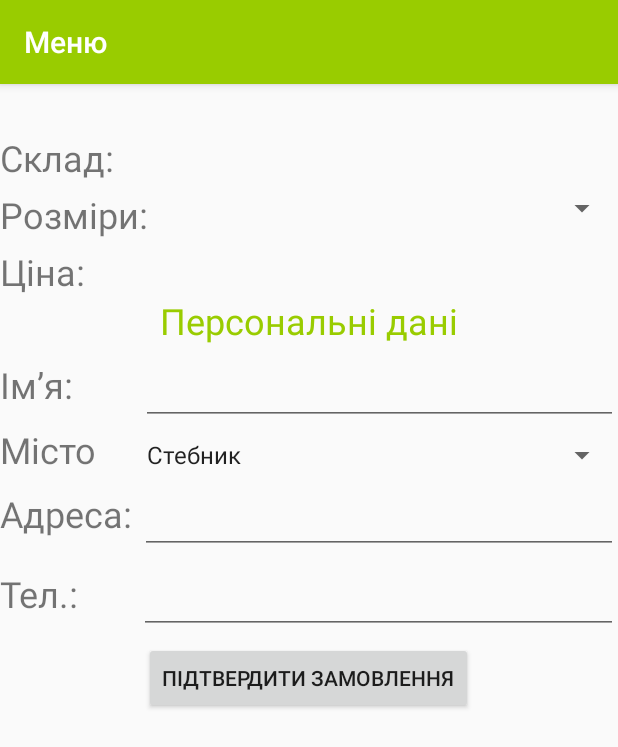
After one commit to andriy98/EasyPizza, an Android app: the fragment Order_fragment placed in its activity, on a phone screen of 412 x 824 dp. The commit adds this screen. Shown: the top 747 px of the screen. Run offline under Robolectric (Android 15) with nearby library versions, the phone set to English and light mode, and no system bars; our stand-ins replace Firebase (no records; nobody signed in at launch, a user with empty details on screens opened directly), Picasso; 6 statements that could not run were skipped.

Commit message:
Add Order_fragment to application, modified many files

```diff
--- a/app/src/main/AndroidManifest.xml
+++ b/app/src/main/AndroidManifest.xml
@@ -9,7 +9,7 @@
         android:roundIcon="@mipmap/ic_launcher_round"
         android:supportsRtl="true"
         android:theme="@style/AppTheme">
-        <activity android:name=".ListTasks">
+        <activity android:name=".MainActivity">
             <intent-filter>
                 <action android:name="android.intent.action.MAIN" />
 
--- a/app/src/main/java/com/example/andrii/myapplication/CustomListAdapter.java
+++ b/app/src/main/java/com/example/andrii/myapplication/CustomListAdapter.java
@@ -15,11 +15,14 @@ import java.util.ArrayList;
 public class CustomListAdapter extends ArrayAdapter {
     private Context context;
     private Details_fragment details_fragment;
+    private Order_fragment order_fragment;
     private final ArrayList arrayList;
     private final ArrayList arrauSize;
     private final ArrayList arrayPrice;
     private final ArrayList arrayPhoto;
     private final ArrayList arrayDesc;
+    private  FragmentTransaction fragmentTransaction;
+    private Bundle bundle;
 
 
     public CustomListAdapter(Context context, ArrayList arrayDesc , ArrayList arrayList, ArrayList arrauSize, ArrayList arrayPrice, ArrayList arrayPhoto) {
@@ -36,12 +39,30 @@ public class CustomListAdapter extends ArrayAdapter {
         LayoutInflater inflater=(LayoutInflater)context.getSystemService(Context.LAYOUT_INFLATER_SERVICE);
         View rowView=inflater.inflate(R.layout.mylist, null,true);
         details_fragment = new Details_fragment();
+        order_fragment = new Order_fragment();
         Button but_details = (Button) rowView.findViewById(R.id.button8);
+        Button but_order = (Button) rowView.findViewById(R.id.button7);
+        but_order.setOnClickListener(new View.OnClickListener() {
+            @Override
+            public void onClick(View view) {
+                fragmentTransaction = ((MainActivity)context).getSupportFragmentManager().beginTransaction();
+                bundle = new Bundle();
+                bundle.putString("Desc", String.valueOf(arrayDesc.get(position)));
+                bundle.putString("Size", String.valueOf(arrauSize.get(position)));
+                bundle.putString("Photo", String.valueOf(arrayPhoto.get(position)));
+                bundle.putString("Name", String.valueOf(arrayList.get(position)));
+                bundle.putString("Price", String.valueOf(arrayPrice.get(position)));
+                order_fragment.setArguments(bundle);
+                fragmentTransaction.replace(R.id.container, order_fragment).commit();
+                fragmentTransaction.addToBackStack(null);
+            }
+        });
+
         but_details.setOnClickListener(new View.OnClickListener() {
             @Override
             public void onClick(View view) {
-                FragmentTransaction fragmentTransaction = ((ListTasks)context).getSupportFragmentManager().beginTransaction();
-                Bundle bundle = new Bundle();
+                fragmentTransaction = ((MainActivity)context).getSupportFragmentManager().beginTransaction();
+                bundle = new Bundle();
                 bundle.putString("Desc", String.valueOf(arrayDesc.get(position)));
                 bundle.putString("Size", String.valueOf(arrauSize.get(position)));
                 bundle.putString("Photo", String.valueOf(arrayPhoto.get(position)));
--- a/app/src/main/java/com/example/andrii/myapplication/Details_fragment.java
+++ b/app/src/main/java/com/example/andrii/myapplication/Details_fragment.java
@@ -23,7 +23,7 @@ public class Details_fragment extends Fragment {
     public View onCreateView(LayoutInflater inflater, @Nullable ViewGroup container, @Nullable Bundle savedInstanceState) {
         view = inflater.inflate(LAYOUT, container, false);
         TextView textDesc = (TextView) view.findViewById(R.id.text_desc1);
-        TextView textSize = (TextView) view.findViewById(R.id.text_size1);
+        TextView textSize = (TextView) view.findViewById(R.id.spinner_size);
         TextView textPrice = (TextView) view.findViewById(R.id.text_pr);
         TextView textName = (TextView) view.findViewById(R.id.item);
 
--- a/app/src/main/java/com/example/andrii/myapplication/ListTasks.java
+++ b/app/src/main/java/com/example/andrii/myapplication/MainActivity.java
@@ -5,7 +5,7 @@ import android.support.v7.app.AppCompatActivity;
 import android.os.Bundle;
 
 
-public class ListTasks extends AppCompatActivity {
+public class MainActivity extends AppCompatActivity {
     private Main_fragment main_fragment;
 
     @Override
--- /dev/null
+++ b/app/src/main/java/com/example/andrii/myapplication/Order_fragment.java
@@ -0,0 +1,75 @@
+package com.example.andrii.myapplication;
+
+import android.os.Bundle;
+import android.support.annotation.Nullable;
+import android.support.v4.app.Fragment;
+import android.view.LayoutInflater;
+import android.view.View;
+import android.view.ViewGroup;
+import android.widget.AdapterView;
+import android.widget.ArrayAdapter;
+import android.widget.ImageView;
+import android.widget.Spinner;
+import android.widget.TextView;
+import android.widget.AdapterView.OnItemSelectedListener;
+import com.squareup.picasso.Picasso;
+
+import java.util.ArrayList;
+
+public class Order_fragment extends Fragment {
+    private static final int LAYOUT = R.layout.order;
+    private View view;
+    private ArrayAdapter<String> adapter;
+    private ArrayAdapter<String> adapter_city;
+    private String [] sizes;
+    private String [] prices;
+    private String [] cities = {"Стебник", "Трускавець", "Дрогобич"};
+
+    @Nullable
+    @Override
+    public View onCreateView(LayoutInflater inflater, @Nullable ViewGroup container, @Nullable Bundle savedInstanceState) {
+        view = inflater.inflate(LAYOUT, container, false);
+        TextView textDesc = (TextView) view.findViewById(R.id.text_desc1);
+        Spinner spinner_size = (Spinner) view.findViewById(R.id.spinner_size);
+        Spinner spinner_city = (Spinner) view.findViewById(R.id.spinner_city);
+        final TextView textPrice = (TextView) view.findViewById(R.id.text_pr);
+        TextView textName = (TextView) view.findViewById(R.id.item);
+
+        ImageView imageView = (ImageView) view.findViewById(R.id.image_photo);
+        final Bundle bundle = getArguments();
+        sizes = bundle.getString("Size").split("/");
+        prices = bundle.getString("Price").split("/");
+        adapter = new ArrayAdapter<String>(getActivity(), android.R.layout.simple_spinner_item, sizes);
+        adapter_city = new ArrayAdapter<String>(getActivity(), android.R.layout.simple_spinner_item, cities);
+
+
+        Picasso.with(getContext())
+                .load(bundle.getString("Photo"))
+                .into(imageView);
+
+
+
+        textDesc.setText(bundle.getString("Desc"));
+        spinner_city.setAdapter(adapter_city);
+        spinner_size.setAdapter(adapter);
+        spinner_size.setOnItemSelectedListener(new OnItemSelectedListener() {
+            @Override
+            public void onItemSelected(AdapterView<?> adapterView, View view, int i, long l) {
+                textPrice.setText(prices[i]);
+            }
+
+            @Override
+            public void onNothingSelected(AdapterView<?> adapterView) {
+
+            }
+        });
+
+
+        textName.setText(bundle.getString("Name"));
+
+
+
+
+        return view;
+    }
+}
--- a/app/src/main/res/layout/details.xml
+++ b/app/src/main/res/layout/details.xml
@@ -1,9 +1,13 @@
 <?xml version="1.0" encoding="utf-8"?>
+<ScrollView android:layout_height="match_parent"
+    xmlns:android="http://schemas.android.com/apk/res/android"
+    android:layout_width="match_parent"
+
+    >
 <LinearLayout xmlns:app="http://schemas.android.com/apk/res-auto"
     android:layout_height="match_parent"
     android:orientation="vertical"
     xmlns:android="http://schemas.android.com/apk/res/android" android:layout_width="match_parent">
-
 
     <RelativeLayout
         android:layout_width="match_parent"
@@ -60,7 +64,7 @@
         android:textSize="24sp" />
 
     <TextView
-        android:id="@+id/text_size1"
+        android:id="@+id/spinner_size"
         android:layout_width="wrap_content"
         android:layout_height="wrap_content"
         android:layout_marginLeft="5dp"
@@ -114,3 +118,4 @@
         />
 </RelativeLayout>
 </LinearLayout>
+    </ScrollView>
--- a/app/src/main/res/layout/list_tasks.xml
+++ b/app/src/main/res/layout/list_tasks.xml
@@ -4,7 +4,7 @@
     xmlns:tools="http://schemas.android.com/tools"
     android:layout_width="match_parent"
     android:layout_height="match_parent"
-    tools:context="com.example.andrii.myapplication.ListTasks">
+    tools:context="com.example.andrii.myapplication.MainActivity">
     <ListView
         android:id="@+id/discr_for_task"
         android:layout_width="wrap_content"
--- /dev/null
+++ b/app/src/main/res/layout/order.xml
@@ -0,0 +1,218 @@
+<?xml version="1.0" encoding="utf-8"?>
+<ScrollView android:layout_height="match_parent"
+    xmlns:android="http://schemas.android.com/apk/res/android"
+    android:layout_width="match_parent"
+    xmlns:tools="http://schemas.android.com/tools"
+
+    >
+    <LinearLayout xmlns:app="http://schemas.android.com/apk/res-auto"
+        android:layout_height="match_parent"
+        android:orientation="vertical"
+        xmlns:android="http://schemas.android.com/apk/res/android" android:layout_width="match_parent">
+
+        <RelativeLayout
+            android:layout_width="match_parent"
+            android:layout_height="wrap_content">
+
+            <TextView
+                android:id="@+id/item"
+                android:layout_width="wrap_content"
+                android:layout_height="wrap_content"
+                android:layout_centerHorizontal="true"
+                android:textColor="@android:color/holo_green_light"
+                android:textSize="24sp" />
+
+        </RelativeLayout>
+
+        <ImageView
+            android:id="@+id/image_photo"
+            android:layout_width="match_parent"
+            android:layout_height="wrap_content"
+            android:scaleType="fitXY" />
+
+        <LinearLayout
+            android:layout_width="match_parent"
+            android:layout_height="wrap_content"
+            android:orientation="horizontal"
+            >
+
+            <TextView
+                android:id="@+id/text_descr"
+                android:layout_width="wrap_content"
+                android:layout_height="wrap_content"
+                android:text="Склад:"
+                android:textSize="24sp" />
+
+            <TextView
+                android:id="@+id/text_desc1"
+                android:layout_width="wrap_content"
+                android:layout_height="wrap_content"
+                android:layout_marginLeft="25dp"
+                android:textSize="24sp" />
+        </LinearLayout>
+
+        <LinearLayout
+            android:layout_width="match_parent"
+            android:layout_height="wrap_content"
+            android:layout_marginTop="5dp"
+            >
+
+            <TextView
+                android:id="@+id/text_size"
+                android:layout_width="wrap_content"
+                android:layout_height="wrap_content"
+                android:text="Розміри:"
+                android:textSize="24sp" />
+
+            <Spinner
+                android:id="@+id/spinner_size"
+                android:layout_width="match_parent"
+                android:layout_height="wrap_content"
+                android:layout_marginLeft="2dp"
+                android:dropDownWidth="match_parent"
+                android:textSize="30sp"
+
+
+                />
+        </LinearLayout>
+
+
+        <LinearLayout
+            android:layout_width="match_parent"
+            android:layout_height="wrap_content"
+            android:layout_marginTop="5dp"
+            >
+
+            <TextView
+                android:id="@+id/text_price"
+                android:layout_width="wrap_content"
+                android:layout_height="wrap_content"
+                android:text="Ціна:"
+                android:textSize="24sp" />
+
+            <TextView
+                android:id="@+id/text_pr"
+                android:layout_width="wrap_content"
+                android:layout_height="wrap_content"
+                android:layout_marginLeft="45dp"
+                android:textSize="24sp" />
+        </LinearLayout>
+        <RelativeLayout
+            android:layout_width="match_parent"
+            android:layout_height="wrap_content">
+        <TextView
+            android:id="@+id/personal_details"
+            android:layout_width="wrap_content"
+            android:layout_height="wrap_content"
+            android:text="Персональні дані"
+            android:textSize="24sp"
+            android:textColor="@android:color/holo_green_light"
+            android:layout_centerHorizontal="true"
+            />
+        </RelativeLayout>
+
+
+
+        <LinearLayout
+            android:layout_width="match_parent"
+            android:layout_height="wrap_content"
+            android:orientation="horizontal"
+            >
+
+            <TextView
+                android:id="@+id/text_name"
+                android:layout_width="wrap_content"
+                android:layout_height="wrap_content"
+                android:text="Ім’я:"
+                android:textSize="24sp" />
+
+            <EditText
+                android:id="@+id/edit_name"
+                android:layout_width="match_parent"
+                android:layout_height="wrap_content"
+                android:layout_marginLeft="45dp"
+                android:textSize="24sp" />
+        </LinearLayout>
+        <LinearLayout
+            android:layout_width="match_parent"
+            android:layout_height="wrap_content"
+            android:orientation="horizontal"
+            >
+
+            <TextView
+                android:id="@+id/text_city"
+                android:layout_width="wrap_content"
+                android:layout_height="wrap_content"
+                android:text="Місто"
+                android:textSize="24sp" />
+
+            <Spinner
+                android:id="@+id/spinner_city"
+                android:layout_width="match_parent"
+                android:layout_height="wrap_content"
+                android:layout_marginLeft="25dp"
+                android:textSize="24sp" />
+        </LinearLayout>
+
+
+        <LinearLayout
+            android:layout_width="match_parent"
+            android:layout_height="wrap_content"
+            android:orientation="horizontal"
+            >
+
+            <TextView
+                android:id="@+id/text_address"
+                android:layout_width="wrap_content"
+                android:layout_height="wrap_content"
+                android:text="Адреса:"
+                android:textSize="24sp" />
+
+            <EditText
+                android:id="@+id/edit_address"
+                android:layout_width="match_parent"
+                android:layout_height="wrap_content"
+                android:layout_marginLeft="5dp"
+                android:textSize="24sp" />
+        </LinearLayout>
+        <LinearLayout
+            android:layout_width="match_parent"
+            android:layout_height="wrap_content"
+            android:orientation="horizontal"
+            >
+
+            <TextView
+                android:id="@+id/text_phone"
+                android:layout_width="wrap_content"
+                android:layout_height="wrap_content"
+                android:text="Тел.:"
+                android:textSize="24sp" />
+
+            <EditText
+                android:id="@+id/edit_phone"
+                android:layout_width="match_parent"
+                android:layout_height="wrap_content"
+                android:layout_marginLeft="40dp"
+                android:inputType="phone"
+                android:textSize="24sp" />
+        </LinearLayout>
+
+        <RelativeLayout
+            android:layout_width="match_parent"
+            android:layout_height="wrap_content"
+            android:layout_marginTop="5dp"
+            >
+
+            android:layout_width="match_parent"
+            android:layout_height="match_parent"
+            android:weightSum="1">
+            <Button
+                android:id="@+id/button_book"
+                android:text="Підтвердити замовлення"
+                android:layout_height="wrap_content"
+                android:layout_width="wrap_content"
+                android:layout_alignParentTop="true"
+                android:layout_centerHorizontal="true" />
+        </RelativeLayout>
+        </LinearLayout>
+</ScrollView>
--- a/app/src/main/res/values/colors.xml
+++ b/app/src/main/res/values/colors.xml
@@ -1,6 +1,6 @@
 <?xml version="1.0" encoding="utf-8"?>
 <resources>
-    <color name="colorPrimary">#3F51B5</color>
+    <color name="colorPrimary">#FF99cc00</color>
     <color name="colorPrimaryDark">#303F9F</color>
     <color name="colorAccent">#FF4081</color>
 </resources>
```
Also changed, not shown: 1 other file.
